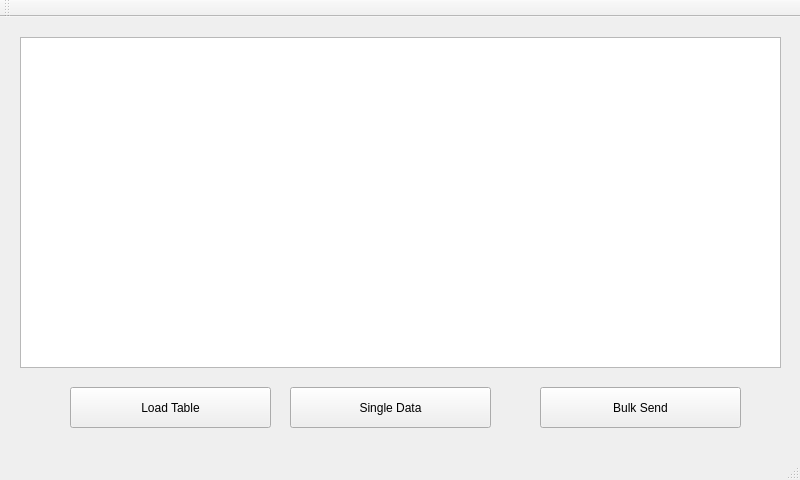
Before: the Qt Designer form mainwindow.ui in RamkumarMohan6383/LIS-Bulk-Data-Send, drawn with Qt 5.
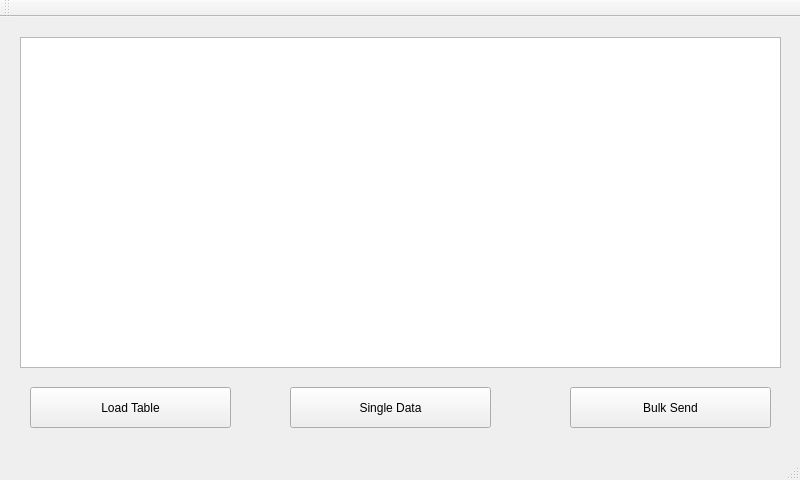
After: the same form once the commit is applied.

What changed in the file:
```diff
--- a/mainwindow.ui
+++ b/mainwindow.ui
@@ -27,7 +27,7 @@
    <widget class="QPushButton" name="pushButton">
     <property name="geometry">
      <rect>
-      <x>70</x>
+      <x>30</x>
       <y>370</y>
       <width>201</width>
       <height>41</height>
@@ -53,7 +53,7 @@
    <widget class="QPushButton" name="pushButton_3">
     <property name="geometry">
      <rect>
-      <x>540</x>
+      <x>570</x>
       <y>370</y>
       <width>201</width>
       <height>41</height>
```
